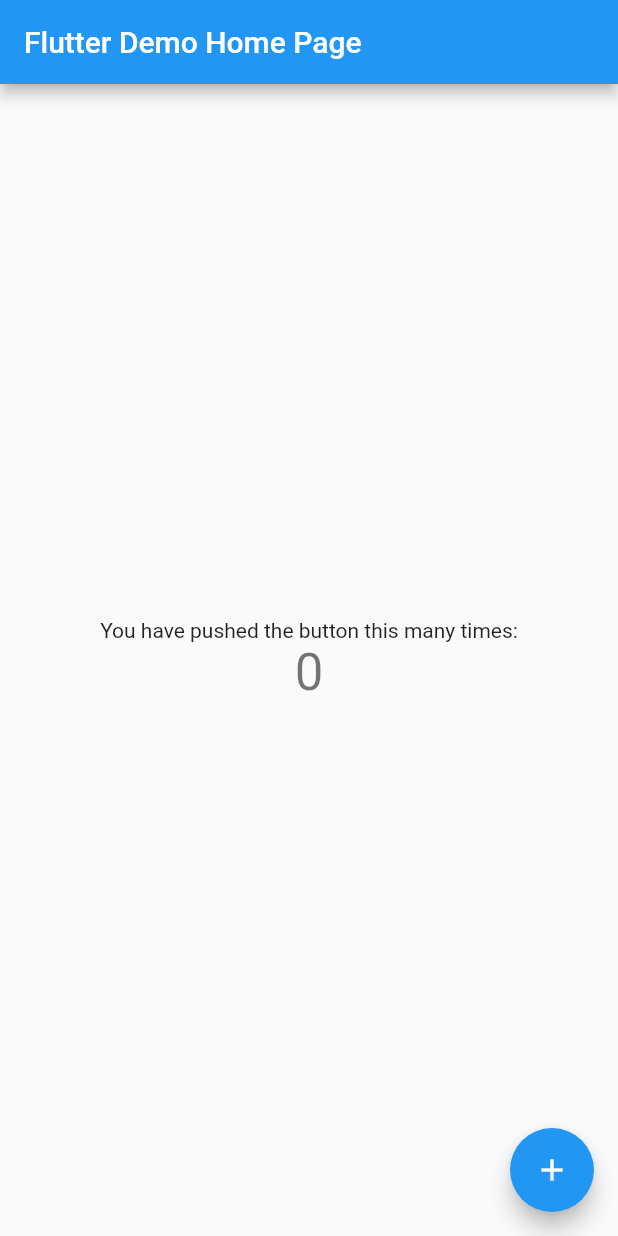
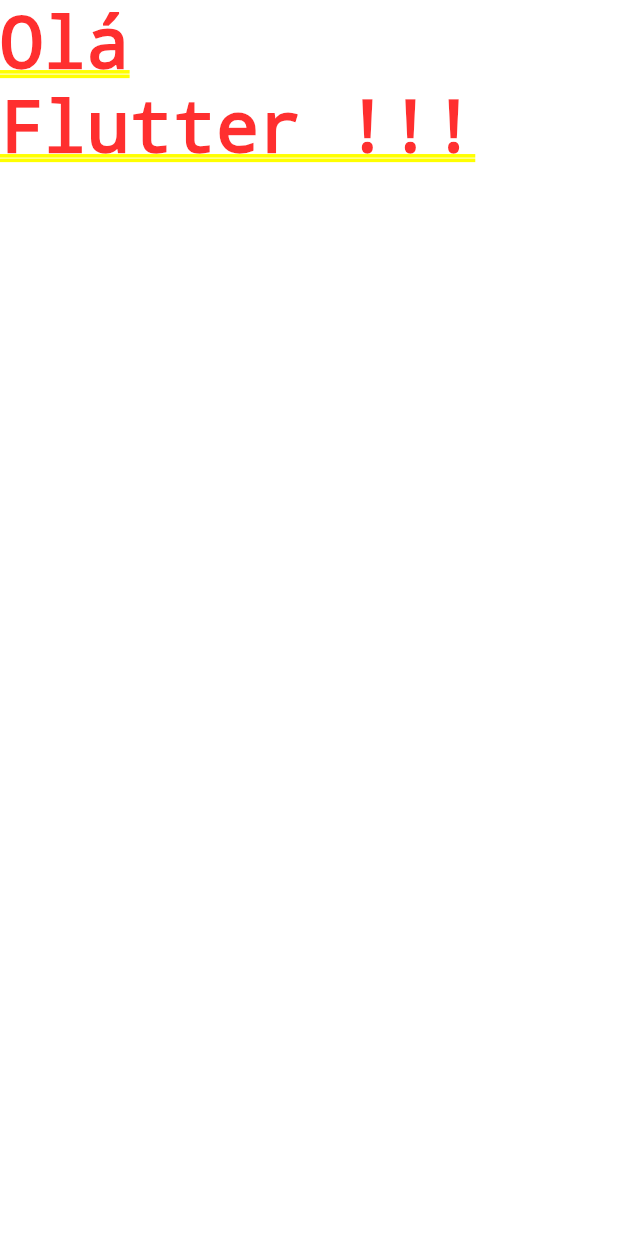
Before and after one commit to Willjp04/Projeto-Flutter, a Flutter app: the screen it shows after launch, on a phone screen of 412 x 824 dp. Run offline on Flutter 3.47's test engine with Material 2 defaults, Android fonts, the phone set to English and light mode, and no system bars.

```diff
--- a/projeto_perguntas/lib/main.dart
+++ b/projeto_perguntas/lib/main.dart
@@ -1,113 +1,13 @@
 import 'package:flutter/material.dart';
 
-void main() {
-  runApp(MyApp());
+main() {
+  runApp(new PerguntaApp());
 }
 
-class MyApp extends StatelessWidget {
-  // This widget is the root of your application.
-  @override
+class PerguntaApp extends StatelessWidget {
   Widget build(BuildContext context) {
     return MaterialApp(
-      title: 'Flutter Demo',
-      theme: ThemeData(
-        // This is the theme of your application.
-        //
-        // Try running your application with "flutter run". You'll see the
-        // application has a blue toolbar. Then, without quitting the app, try
-        // changing the primarySwatch below to Colors.green and then invoke
-        // "hot reload" (press "r" in the console where you ran "flutter run",
-        // or simply save your changes to "hot reload" in a Flutter IDE).
-        // Notice that the counter didn't reset back to zero; the application
-        // is not restarted.
-        primarySwatch: Colors.blue,
-      ),
-      home: MyHomePage(title: 'Flutter Demo Home Page'),
+      home: Text('Olá Flutter !!!'),
     );
   }
 }
-
-class MyHomePage extends StatefulWidget {
-  MyHomePage({Key key, this.title}) : super(key: key);
-
-  // This widget is the home page of your application. It is stateful, meaning
-  // that it has a State object (defined below) that contains fields that affect
-  // how it looks.
-
-  // This class is the configuration for the state. It holds the values (in this
-  // case the title) provided by the parent (in this case the App widget) and
-  // used by the build method of the State. Fields in a Widget subclass are
-  // always marked "final".
-
-  final String title;
-
-  @override
-  _MyHomePageState createState() => _MyHomePageState();
-}
-
-class _MyHomePageState extends State<MyHomePage> {
-  int _counter = 0;
-
-  void _incrementCounter() {
-    setState(() {
-      // This call to setState tells the Flutter framework that something has
-      // changed in this State, which causes it to rerun the build method below
-      // so that the display can reflect the updated values. If we changed
-      // _counter without calling setState(), then the build method would not be
-      // called again, and so nothing would appear to happen.
-      _counter++;
-    });
-  }
-
-  @override
-  Widget build(BuildContext context) {
-    // This method is rerun every time setState is called, for instance as done
-    // by the _incrementCounter method above.
-    //
-    // The Flutter framework has been optimized to make rerunning build methods
-    // fast, so that you can just rebuild anything that needs updating rather
-    // than having to individually change instances of widgets.
-    return Scaffold(
-      appBar: AppBar(
-        // Here we take the value from the MyHomePage object that was created by
-        // the App.build method, and use it to set our appbar title.
-        title: Text(widget.title),
-      ),
-      body: Center(
-        // Center is a layout widget. It takes a single child and positions it
-        // in the middle of the parent.
-        child: Column(
-          // Column is also a layout widget. It takes a list of children and
-          // arranges them vertically. By default, it sizes itself to fit its
-          // children horizontally, and tries to be as tall as its parent.
-          //
-          // Invoke "debug painting" (press "p" in the console, choose the
-          // "Toggle Debug Paint" action from the Flutter Inspector in Android
-          // Studio, or the "Toggle Debug Paint" command in Visual Studio Code)
-          // to see the wireframe for each widget.
-          //
-          // Column has various properties to control how it sizes itself and
-          // how it positions its children. Here we use mainAxisAlignment to
-          // center the children vertically; the main axis here is the vertical
-          // axis because Columns are vertical (the cross axis would be
-          // horizontal).
-          mainAxisAlignment: MainAxisAlignment.center,
-          children: <Widget>[
-            Text(
-              'You have pushed the button this many times:',
-            ),
-            Text(
-              '$_counter',
-              style: Theme.of(context).textTheme.headline4,
-            ),
-          ],
-        ),
-      ),
-      floatingActionButton: FloatingActionButton(
-        onPressed: _incrementCounter,
-        tooltip: 'Increment',
-        child: Icon(Icons.add),
-      ), // This trailing comma makes auto-formatting nicer for build methods.
-    );
-  }
-}
```
Also changed, not shown: 1 other file.
